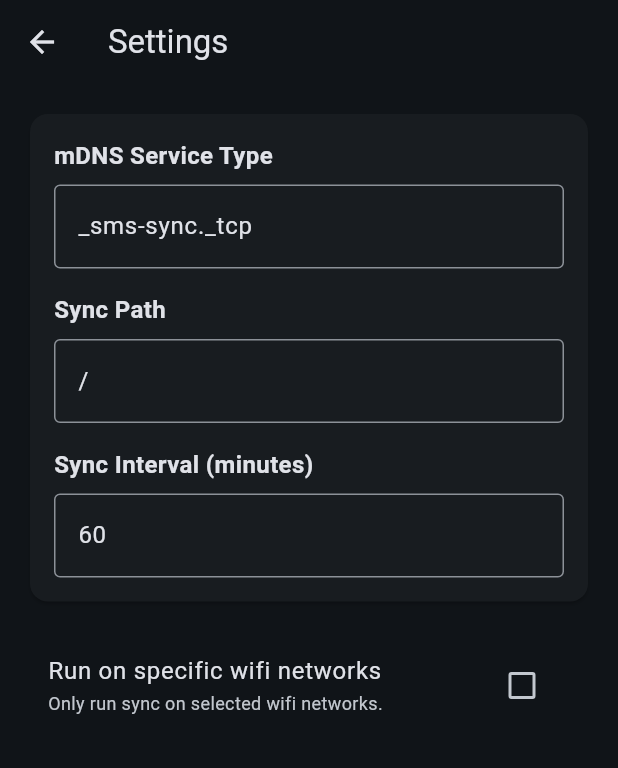
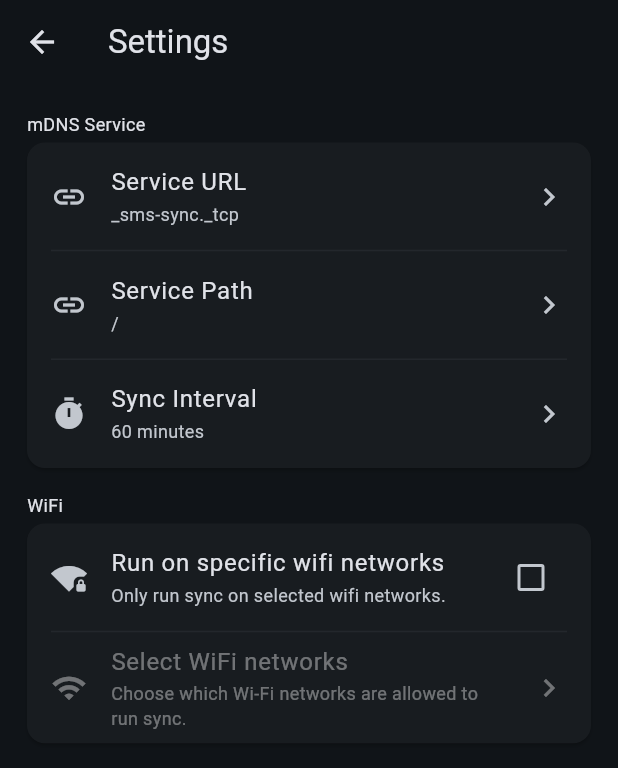
Before and after one commit to ashenafidl/sms-sync, a Flutter app: the screen it shows after launch, after a tap on the "settings" icon, on a phone screen of 412 x 824 dp. Shown: the top 768 px of the screen. Run offline on Flutter 3.47's test engine with Material 3 defaults, Android fonts, the phone set to English and light mode, and no system bars; our stand-ins replace multicast_dns, permission_handler, shared_preferences; missing offline and left inert: network_info_plus, telephony.

Commit message:
feat: setting screen redesign

```diff
--- a/lib/main.dart
+++ b/lib/main.dart
@@ -1,6 +1,6 @@
 import "package:flutter/material.dart";
 import "package:sms_sync/theme/app_theme.dart";
-import "package:sms_sync/ui/home_screen.dart";
+import "package:sms_sync/ui/screens/home_screen.dart";
 
 void main() async {
   WidgetsFlutterBinding.ensureInitialized();
--- a/lib/ui/home_screen.dart
+++ b/lib/ui/screens/home_screen.dart
@@ -1,6 +1,6 @@
 import "package:flutter/material.dart";
 import "package:sms_sync/services/sync_service.dart";
-import "package:sms_sync/ui/settings_screen.dart";
+import "package:sms_sync/ui/screens/settings_screen.dart";
 
 class HomeScreen extends StatefulWidget {
   const HomeScreen({super.key});
@@ -102,9 +102,8 @@ class _HomeScreenState extends State<HomeScreen> {
 
                 // ── Error banner ──────────────────────────────────────────────
                 if (_sync.error != null)
-                  Padding(
-                    padding: const EdgeInsets.only(bottom: 16),
-                    child: Card(
+                  Card(
+                    margin: EdgeInsets.zero,
                     color: cs.errorContainer,
                     child: Padding(
                       padding: const EdgeInsets.all(12),
@@ -119,7 +118,6 @@ class _HomeScreenState extends State<HomeScreen> {
                             ),
                           ),
                         ],
-                        ),
                       ),
                     ),
                   ),
@@ -178,15 +176,32 @@ class _HomeScreenState extends State<HomeScreen> {
 
                 const SizedBox(height: 16),
 
+                Row(
+                  children: [
+                    // ── Manual sync button ───────────────────────────────────────
+                    Expanded(
+                      flex: 1,
+                      child: FilledButton(
+                        onPressed: _syncNow,
+                        child: const Icon(Icons.sync, size: 24),
+                      ),
+                    ),
+
+                    const SizedBox(width: 12),
+
                     // ── Start / Stop button ───────────────────────────────────────
-                FilledButton.icon(
+                    Expanded(
+                      flex: 4,
+                      child: FilledButton.icon(
                         onPressed: _toggle,
                         icon: Icon(
                           _sync.isRunning
                               ? Icons.stop_circle_outlined
                               : Icons.play_circle_outlined,
                         ),
-                  label: Text(_sync.isRunning ? "Stop Sync" : "Start Sync"),
+                        label: Text(
+                          _sync.isRunning ? "Stop Sync" : "Start Sync",
+                        ),
                         style: _sync.isRunning
                             ? FilledButton.styleFrom(
                                 backgroundColor: cs.error,
@@ -194,16 +209,8 @@ class _HomeScreenState extends State<HomeScreen> {
                               )
                             : null,
                       ),
-                const SizedBox(height: 16),
-
-                // ── Manual sync button ───────────────────────────────────────
-                OutlinedButton.icon(
-                  onPressed: _syncNow,
-                  icon: Icon(Icons.sync, color: cs.primary),
-                  label: Text("Sync Now", style: TextStyle(color: cs.primary)),
-                  style: OutlinedButton.styleFrom(
-                    side: BorderSide(color: cs.primary),
                     ),
+                  ],
                 ),
               ],
             ),
--- /dev/null
+++ b/lib/ui/screens/settings_screen.dart
@@ -0,0 +1,154 @@
+import "package:flutter/material.dart";
+import "package:network_info_plus/network_info_plus.dart";
+import "package:sms_sync/services/sync_service.dart";
+import "package:sms_sync/services/wifi_whitelist_service.dart";
+import "package:sms_sync/ui/widgets/setting_group.dart";
+import "package:sms_sync/ui/widgets/setting_item.dart";
+import "package:sms_sync/ui/widgets/string_setting_dialog.dart";
+import "package:sms_sync/ui/widgets/wifi_whitelist_dialog.dart";
+
+enum SettingStringKey { serviceType, syncPath, syncInterval }
+
+class SettingsScreen extends StatefulWidget {
+  const SettingsScreen({super.key});
+
+  @override
+  State<SettingsScreen> createState() => _SettingsScreenState();
+}
+
+class _SettingsScreenState extends State<SettingsScreen> {
+  final _syncService = SyncService.instance;
+  final _whitelistService = WifiWhitelistService.instance;
+
+  @override
+  void initState() {
+    super.initState();
+
+    _whitelistService.initialize();
+  }
+
+  Future<void> _showWhitelistDialog() async {
+    final ssid = await _getCurrentSsid();
+    if (!mounted) return;
+    showDialog<void>(
+      context: context,
+      builder: (dialogContext) => WhitelistDialog(
+        service: _whitelistService,
+        currentSsid: ssid ?? "Unknown",
+      ),
+    );
+  }
+
+  Future<String?> _getCurrentSsid() async {
+    final networkInfo = NetworkInfo();
+    return (await networkInfo.getWifiName())?.replaceAll('"', "");
+  }
+
+  Future<void> _showStringSettingDialog(
+    SettingStringKey key,
+    String title,
+    String initialValue,
+  ) async {
+    final value = await showDialog<String>(
+      context: context,
+      builder: (context) =>
+          StringSettingDialog(title: title, initialValue: initialValue),
+    );
+
+    if (value == null || value.isEmpty) return;
+
+    switch (key) {
+      case SettingStringKey.serviceType:
+        _syncService.updateSettings(serviceType: value);
+        break;
+      case SettingStringKey.syncInterval:
+        final interval = int.tryParse(value) ?? 60;
+        _syncService.updateSettings(interval: interval);
+        break;
+      case SettingStringKey.syncPath:
+        _syncService.updateSettings(path: value);
+        break;
+    }
+  }
+
+  @override
+  Widget build(BuildContext context) {
+    return Scaffold(
+      appBar: AppBar(title: const Text("Settings")),
+      body: ListenableBuilder(
+        listenable: Listenable.merge([_syncService, _whitelistService]),
+        builder: (context, _) {
+          return ListView(
+            padding: const EdgeInsets.all(18),
+            children: [
+              SettingGroup(
+                title: "mDNS Service",
+                children: [
+                  SettingItem(
+                    icon: Icons.link,
+                    title: "Service URL",
+                    subtitle: _syncService.serviceType,
+                    onTap: () => _showStringSettingDialog(
+                      SettingStringKey.serviceType,
+                      "Service URL",
+                      _syncService.serviceType,
+                    ),
+                  ),
+                  SettingItem(
+                    icon: Icons.link,
+                    title: "Service Path",
+                    subtitle: _syncService.syncPath,
+                    onTap: () => _showStringSettingDialog(
+                      SettingStringKey.syncPath,
+                      "Service Path",
+                      _syncService.syncPath,
+                    ),
+                  ),
+                  SettingItem(
+                    icon: Icons.timer,
+                    title: "Sync Interval",
+                    subtitle: _syncService.syncIntervalMinutes == 1
+                        ? "1 minute"
+                        : "${_syncService.syncIntervalMinutes} minutes",
+                    onTap: () => _showStringSettingDialog(
+                      SettingStringKey.syncInterval,
+                      "Sync Interval",
+                      _syncService.syncIntervalMinutes.toString(),
+                    ),
+                  ),
+                ],
+              ),
+              const SizedBox(height: 16),
+              SettingGroup(
+                title: "WiFi",
+                children: [
+                  SettingItem(
+                    icon: Icons.wifi_lock,
+                    title: "Run on specific wifi networks",
+                    subtitle: "Only run sync on selected wifi networks.",
+                    trailing: Checkbox(
+                      value: _whitelistService.enabled,
+                      onChanged: (value) =>
+                          _whitelistService.setEnabled(value ?? false),
+                    ),
+                    onTap: () => _whitelistService.setEnabled(
+                      !_whitelistService.enabled,
+                    ),
+                  ),
+                  SettingItem(
+                    icon: Icons.wifi,
+                    title: "Select WiFi networks",
+                    subtitle:
+                        "Choose which Wi-Fi networks are allowed to run sync.",
+                    onTap: _showWhitelistDialog,
+                    enabled: _whitelistService.enabled,
+                  ),
+                ],
+              ),
+            ],
+          );
+        },
+      ),
+    );
+  }
+}
--- a/lib/ui/settings_screen.dart
+++ /dev/null
@@ -1,228 +0,0 @@
-import "package:flutter/material.dart";
-import "package:network_info_plus/network_info_plus.dart";
-import "package:sms_sync/services/sync_service.dart";
-import "package:sms_sync/services/wifi_whitelist_service.dart";
-
-class SettingsScreen extends StatefulWidget {
-  const SettingsScreen({super.key});
-
-  @override
-  State<SettingsScreen> createState() => _SettingsScreenState();
-}
-
-class _SettingsScreenState extends State<SettingsScreen> {
-  final _syncService = SyncService.instance;
-  final _whitelistService = WifiWhitelistService.instance;
-  late TextEditingController _serviceTypeController;
-  late TextEditingController _pathController;
-  late TextEditingController _intervalController;
-
-  @override
-  void initState() {
-    super.initState();
-    _serviceTypeController = TextEditingController(
-      text: _syncService.serviceType,
-    );
-    _pathController = TextEditingController(text: _syncService.syncPath);
-    _intervalController = TextEditingController(
-      text: _syncService.syncIntervalMinutes.toString(),
-    );
-    _whitelistService.initialize();
-  }
-
-  @override
-  void dispose() {
-    _serviceTypeController.dispose();
-    _pathController.dispose();
-    _intervalController.dispose();
-    super.dispose();
-  }
-
-  void _saveSettings() {
-    final newServiceType = _serviceTypeController.text.trim();
-    final newPath = _pathController.text.trim();
-    final newInterval = int.tryParse(_intervalController.text) ?? 60;
-
-    _syncService.updateSettings(
-      serviceType: newServiceType.isNotEmpty ? newServiceType : null,
-      path: newPath.isNotEmpty ? newPath : null,
-      interval: newInterval,
-    );
-  }
-
-  @override
-  Widget build(BuildContext context) {
-    return Scaffold(
-      appBar: AppBar(title: const Text("Settings")),
-      body: ListenableBuilder(
-        listenable: _syncService,
-        builder: (context, _) {
-          return ListView(
-            padding: const EdgeInsets.all(16),
-            children: [
-              Card(
-                child: Padding(
-                  padding: const EdgeInsets.all(16),
-                  child: Column(
-                    crossAxisAlignment: CrossAxisAlignment.start,
-                    children: [
-                      const Text(
-                        "mDNS Service Type",
-                        style: TextStyle(
-                          fontWeight: FontWeight.bold,
-                          fontSize: 16,
-                        ),
-                      ),
-                      const SizedBox(height: 8),
-                      TextField(
-                        controller: _serviceTypeController,
-                        decoration: const InputDecoration(
-                          hintText: "e.g. _expense-sync._tcp",
-                          border: OutlineInputBorder(),
-                        ),
-                        onChanged: (_) => _saveSettings(),
-                      ),
-                      const SizedBox(height: 16),
-                      const Text(
-                        "Sync Path",
-                        style: TextStyle(
-                          fontWeight: FontWeight.bold,
-                          fontSize: 16,
-                        ),
-                      ),
-                      const SizedBox(height: 8),
-                      TextField(
-                        controller: _pathController,
-                        decoration: const InputDecoration(
-                          hintText: "e.g. /api/sms/sync",
-                          border: OutlineInputBorder(),
-                        ),
-                        onChanged: (_) => _saveSettings(),
-                      ),
-                      const SizedBox(height: 16),
-                      const Text(
-                        "Sync Interval (minutes)",
-                        style: TextStyle(
-                          fontWeight: FontWeight.bold,
-                          fontSize: 16,
-                        ),
-                      ),
-                      const SizedBox(height: 8),
-                      TextField(
-                        controller: _intervalController,
-                        keyboardType: TextInputType.number,
-                        decoration: const InputDecoration(
-                          hintText: "E.g., 60 (1 hour)",
-                          border: OutlineInputBorder(),
-                        ),
-                        onChanged: (_) => _saveSettings(),
-                      ),
-                    ],
-                  ),
-                ),
-              ),
-              const SizedBox(height: 16),
-              ListTile(
-                title: const Text("Run on specific wifi networks"),
-                subtitle: const Text(
-                  "Only run sync on selected wifi networks.",
-                ),
-                trailing: Checkbox(
-                  value: _whitelistService.enabled,
-                  onChanged: (value) =>
-                      _whitelistService.setEnabled(value ?? false),
-                ),
-                onTap: () =>
-                    _whitelistService.setEnabled(!_whitelistService.enabled),
-              ),
-              if (_whitelistService.enabled)
-                ListTile(
-                  title: const Text("Select WiFi networks"),
-                  subtitle: const Text(
-                    "Choose which Wi-Fi networks are allowed to run sync.",
-                  ),
-                  trailing: const Icon(Icons.chevron_right_rounded),
-                  onTap: _showWhitelistDialog,
-                ),
-            ],
-          );
-        },
-      ),
-    );
-  }
-
-  Future<void> _showWhitelistDialog() async {
-    final ssid = await _getCurrentSsid();
-    if (!mounted) return;
-    showDialog<void>(
-      context: context,
-      builder: (dialogContext) => _WhitelistDialog(
-        service: _whitelistService,
-        currentSsid: ssid ?? "Unknown",
-      ),
-    );
-  }
-
-  Future<String?> _getCurrentSsid() async {
-    final networkInfo = NetworkInfo();
-    return (await networkInfo.getWifiName())?.replaceAll('"', "");
-  }
-}
-
-class _WhitelistDialog extends StatefulWidget {
-  final WifiWhitelistService service;
-  final String currentSsid;
-
-  const _WhitelistDialog({required this.service, required this.currentSsid});
-
-  @override
-  State<_WhitelistDialog> createState() => _WhitelistDialogState();
-}
-
-class _WhitelistDialogState extends State<_WhitelistDialog> {
-  late Set<String> _ssids;
-
-  @override
-  void initState() {
-    super.initState();
-    _ssids = {widget.currentSsid, ...widget.service.ssids};
-  }
-
-  List<String> get _sorted {
-    final current = widget.currentSsid;
-    return [current, ..._ssids.where((e) => e != current)];
-  }
-
-  @override
-  Widget build(BuildContext context) {
-    return AlertDialog(
-      title: const Text("WiFi Networks"),
-      content: SizedBox(
-        width: double.maxFinite,
-        child: ListView(
-          shrinkWrap: true,
-          children: _sorted.map((ssid) {
-            final checked = widget.service.isAllowed(ssid);
-            return CheckboxListTile(
-              contentPadding: const EdgeInsets.all(0),
-              value: checked,
-              title: Text(ssid.replaceAll('"', "")),
-              subtitle: ssid == widget.currentSsid
-                  ? const Text("Current network")
-                  : null,
-              onChanged: (value) {
-                if (value == true) {
-                  widget.service.add(ssid);
-                } else {
-                  widget.service.disallow(ssid);
-                }
-                _ssids.add(ssid);
-                setState(() {});
-              },
-            );
-          }).toList(),
-        ),
-      ),
-    );
-  }
-}
--- /dev/null
+++ b/lib/ui/widgets/setting_group.dart
@@ -0,0 +1,37 @@
+import "package:flutter/material.dart";
+import "package:sms_sync/ui/widgets/setting_item.dart";
+
+class SettingGroup extends StatelessWidget {
+  final String title;
+  final List<SettingItem> children;
+
+  const SettingGroup({super.key, required this.title, required this.children});
+
+  @override
+  Widget build(BuildContext context) {
+    return Column(
+      crossAxisAlignment: .start,
+      children: [
+        Text(title),
+        const SizedBox(height: 4),
+        Card(
+          margin: EdgeInsets.zero,
+          child: Column(
+            children: [
+              for (int i = 0; i < children.length; i++) ...[
+                children[i],
+                if (i < children.length - 1)
+                  Divider(
+                    height: .5,
+                    indent: 16,
+                    endIndent: 16,
+                    color: Theme.of(context).dividerColor.withAlpha(25),
+                  ),
+              ],
+            ],
+          ),
+        ),
+      ],
+    );
+  }
+}
--- /dev/null
+++ b/lib/ui/widgets/setting_item.dart
@@ -0,0 +1,33 @@
+import "package:flutter/material.dart";
+
+class SettingItem extends StatelessWidget {
+  final IconData icon;
+  final String title;
+  final String? subtitle;
+  final Widget? trailing;
+  final VoidCallback? onTap;
+  final bool enabled;
+
+  const SettingItem({
+    super.key,
+    required this.icon,
+    required this.title,
+    this.trailing,
+    this.subtitle,
+    this.onTap,
+    this.enabled = true,
+  });
+
+  @override
+  Widget build(BuildContext context) {
+    return ListTile(
+      enabled: enabled,
+      leading: Icon(icon),
+      title: Text(title),
+      subtitle: subtitle != null ? Text(subtitle!) : null,
+      contentPadding: const EdgeInsets.symmetric(horizontal: 16),
+      trailing: trailing ?? const Icon(Icons.chevron_right),
+      onTap: onTap,
+    );
+  }
+}
```
Also changed, not shown: lib/ui/widgets/string_setting_dialog.dart (added, +48 -0 lines), lib/ui/widgets/wifi_whitelist_dialog.dart (added, +64 -0 lines). Lines whose indentation alone changed are shown as unchanged.
